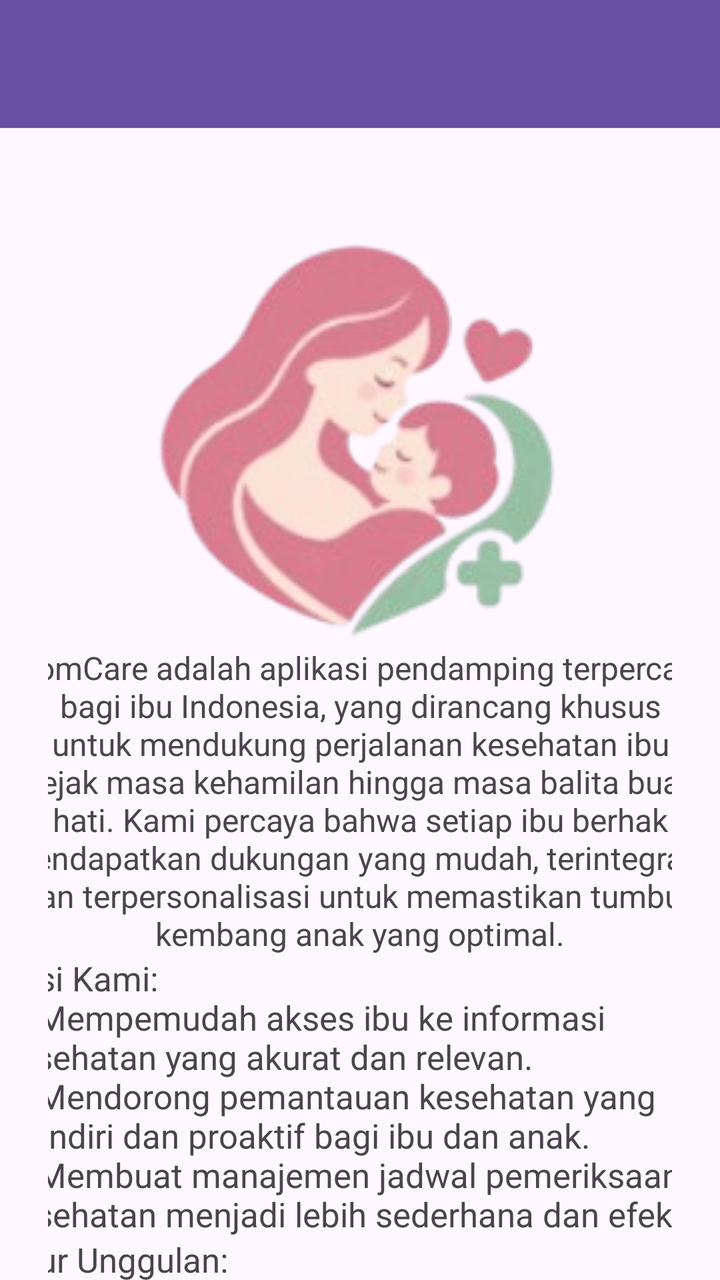
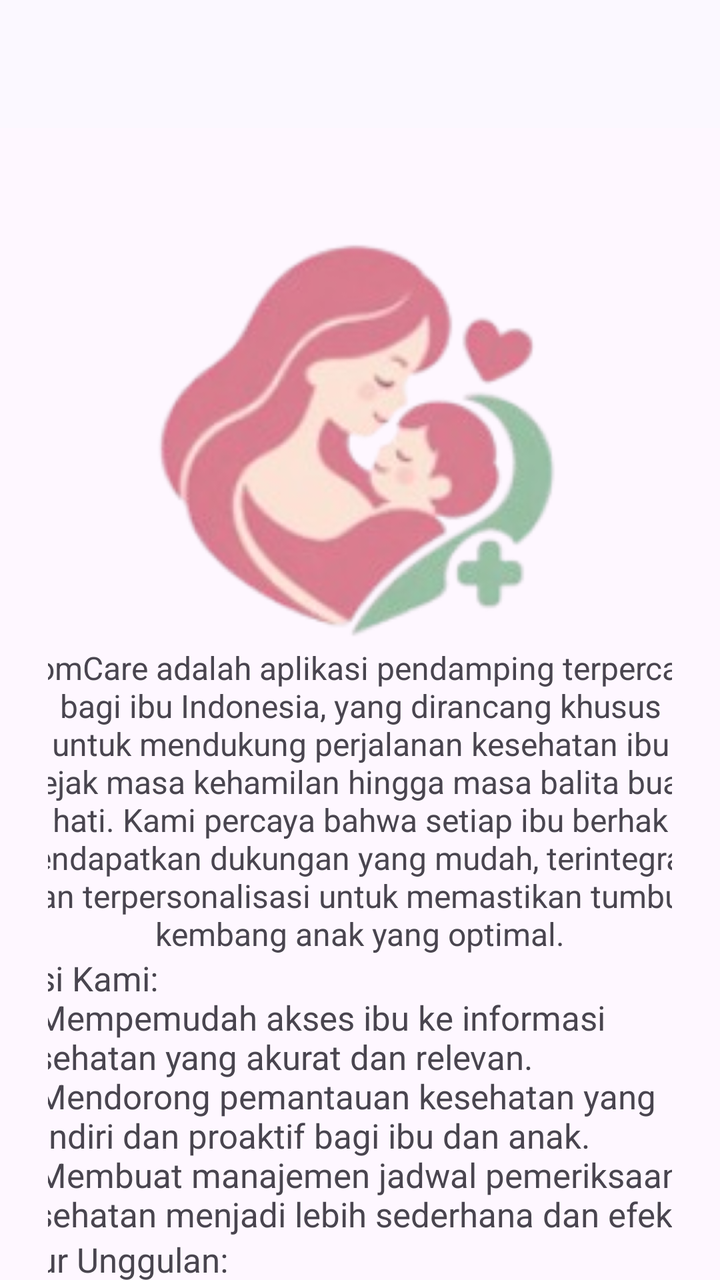

Compare the two renders of this Android layout. The source of the first and the diff that turns it into the second are given below.
<!-- AndroidManifest.xml: application theme Theme.Mutia -->
<!-- res/layout/activity_detail.xml -->
<?xml version="1.0" encoding="utf-8"?>
<androidx.coordinatorlayout.widget.CoordinatorLayout
    xmlns:android="http://schemas.android.com/apk/res/android"
    xmlns:app="http://schemas.android.com/apk/res-auto"
    xmlns:tools="http://schemas.android.com/tools"
    android:id="@+id/main"
    android:layout_width="match_parent"
    android:layout_height="match_parent"
    tools:context=".DetailActivity">

    <com.google.android.material.appbar.AppBarLayout
        android:id="@+id/appBar"
        android:layout_width="match_parent"
        android:layout_height="wrap_content"
        android:theme="@style/ThemeOverlay.MaterialComponents.Dark.ActionBar">

        <androidx.appcompat.widget.Toolbar
            android:id="@+id/toolbar"
            android:layout_width="match_parent"
            android:layout_height="?attr/actionBarSize"
            android:background="?attr/colorPrimary"
            app:layout_constraintEnd_toEndOf="parent"
            app:layout_constraintStart_toStartOf="parent"
            app:layout_constraintTop_toTopOf="parent"
            app:titleTextColor="@android:color/white"
            app:subtitleTextColor="@android:color/white"
            app:layout_scrollFlags="scroll|enterAlways"
            />

    </com.google.android.material.appbar.AppBarLayout>
    <androidx.core.widget.NestedScrollView
        android:layout_width="match_parent"
        android:layout_height="match_parent"
        app:layout_behavior="@string/appbar_scrolling_view_behavior"
        android:padding="24dp"
        android:clipToPadding="false">
        <LinearLayout
            android:layout_width="match_parent"
            android:layout_height="wrap_content"
            android:orientation="vertical"
            android:gravity="center_horizontal">


            <ImageView
                android:id="@+id/imageView2"
                android:layout_width="300dp"
                android:layout_height="235dp"
                app:srcCompat="@drawable/logo"
                tools:layout_editor_absoluteX="55dp"
                tools:layout_editor_absoluteY="64dp" />

            <TextView
                android:id="@+id/textView3"
                android:layout_width="360dp"
                android:layout_height="wrap_content"
                android:gravity="center"
                android:text="MomCare adalah aplikasi pendamping terpercaya bagi ibu Indonesia, yang dirancang khusus untuk mendukung perjalanan kesehatan ibu sejak masa kehamilan hingga masa balita buah hati. Kami percaya bahwa setiap ibu berhak mendapatkan dukungan yang mudah, terintegrasi, dan terpersonalisasi untuk memastikan tumbuh kembang anak yang optimal."
                android:textSize="16dp"
                tools:layout_editor_absoluteX="25dp"
                tools:layout_editor_absoluteY="320dp" />

            <TextView
                android:id="@+id/textView6"
                android:layout_width="360dp"
                android:layout_height="wrap_content"
                android:text="Misi Kami:
            \n1. Mempemudah akses ibu ke informasi kesehatan yang akurat dan relevan.
            \n2. Mendorong pemantauan kesehatan yang mandiri dan proaktif bagi ibu dan anak.
            \n3. Membuat manajemen jadwal pemeriksaan kesehatan menjadi lebih sederhana dan efektif."
                android:textSize="17dp"
                tools:layout_editor_absoluteX="25dp"
                tools:layout_editor_absoluteY="493dp" />

            <TextView
                android:id="@+id/textView7"
                android:layout_width="360dp"
                android:layout_height="wrap_content"
                android:text="Fitur Unggulan:
            \n1. [Dashboard Personalisasi] Pantau status kesehatan ibu dan parameter vital harian.
            \n2. [Monitoring Kesehatan Ibu] Rekam berat badan, tensi darah, detak nadi, dan suhu tubuh.
            \n3. [Jadwal Pemeriksaan] Ingat kapan pemeriksaan kehamilan dan jadwal minum obat/vitamin selanjutnya."
                android:textSize="17dp"
                tools:layout_editor_absoluteX="20dp"
                tools:layout_editor_absoluteY="656dp" />

        </LinearLayout>
    </androidx.core.widget.NestedScrollView>

</androidx.coordinatorlayout.widget.CoordinatorLayout>
<!-- resources referenced by this layout -->
<resources>
  <!-- drawable logo: png bitmap (drawable, 110924 bytes) -->
  <style name="Theme.Mutia" parent="Base.Theme.Mutia" />
  <style name="Base.Theme.Mutia" parent="Theme.Material3.DayNight.NoActionBar">
          
          
      </style>
</resources>

<!-- the commit's change to res/layout/activity_detail.xml (unified diff, before → after) -->
@@ -12,18 +12,19 @@
         android:id="@+id/appBar"
         android:layout_width="match_parent"
         android:layout_height="wrap_content"
-        android:theme="@style/ThemeOverlay.MaterialComponents.Dark.ActionBar">
+        android:theme="@style/ThemeOverlay.MaterialComponents.Light">
 
         <androidx.appcompat.widget.Toolbar
             android:id="@+id/toolbar"
             android:layout_width="match_parent"
             android:layout_height="?attr/actionBarSize"
-            android:background="?attr/colorPrimary"
+            app:navigationIconTint="#1B1B21"
+            android:background="#FBF8FF"
             app:layout_constraintEnd_toEndOf="parent"
             app:layout_constraintStart_toStartOf="parent"
             app:layout_constraintTop_toTopOf="parent"
-            app:titleTextColor="@android:color/white"
-            app:subtitleTextColor="@android:color/white"
+            app:titleTextColor="#1B1B21"
+            app:subtitleTextColor="#8A4B5E"
             app:layout_scrollFlags="scroll|enterAlways"
             />
 
